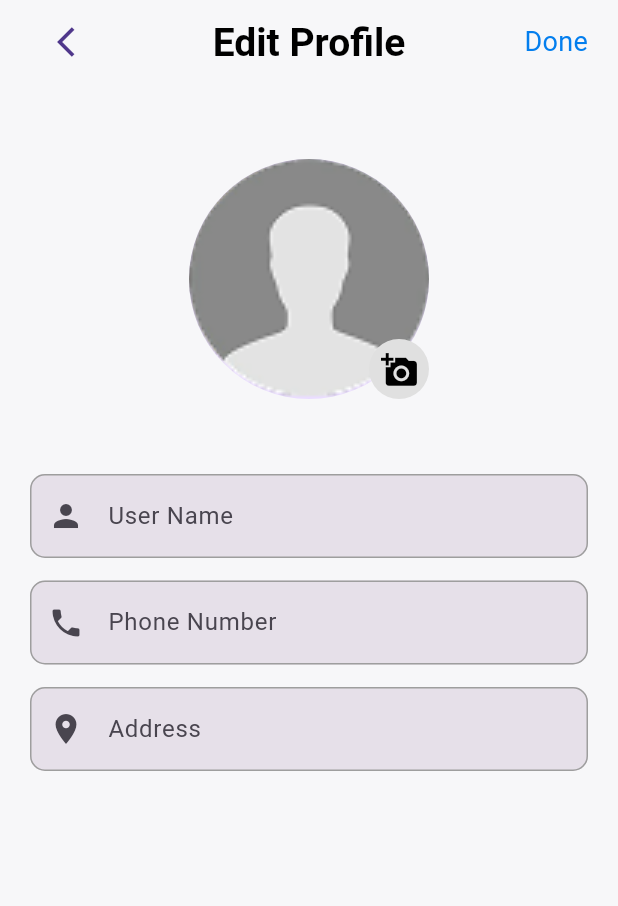
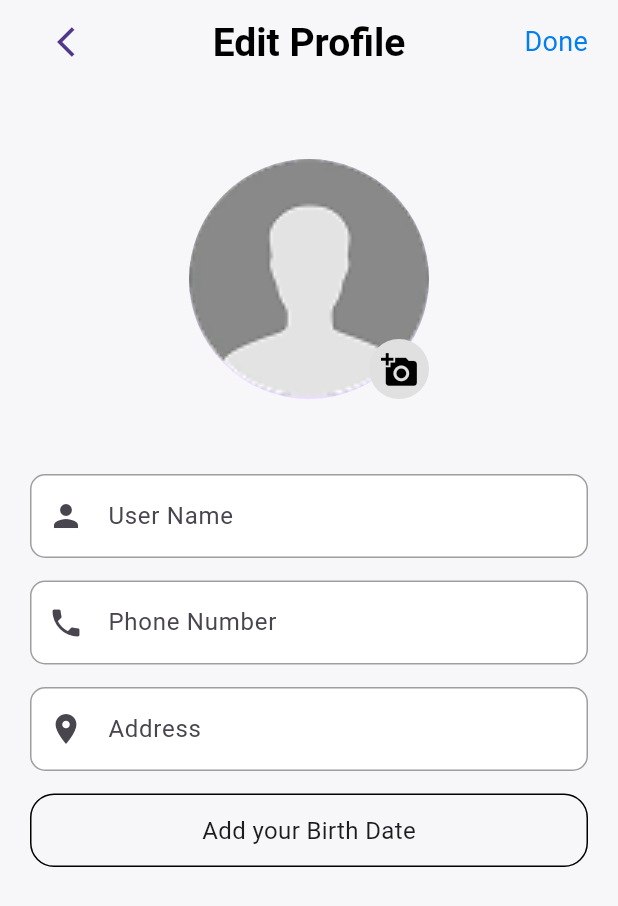
Before and after one commit to AbdelazizMohamed-GitHub/shop_sphere, a Flutter app: the EditProfileScreen screen opened directly, on a phone screen of 412 x 824 dp. Shown: the top 906 px of the screen. Run offline on Flutter 3.47's test engine with Material 3 defaults, Android fonts, the phone set to English and light mode, and no system bars; our stand-ins replace carousel_slider, dartz, firebase_auth, firebase_core, flutter_bloc, geocoding and 5 more; missing offline and left inert: flutter_paypal_payment; accounts and stored records are empty.

Commit message:
Enhance profile editing with add birthdate input

```diff
--- a/lib/core/widget/custom_text_form.dart
+++ b/lib/core/widget/custom_text_form.dart
@@ -30,11 +30,12 @@ class CustomTextForm extends StatelessWidget {
       controller: textController,
       decoration: InputDecoration(
           filled: true,
+          fillColor: Colors.white,
           errorBorder: border,
           focusedErrorBorder: border,
           disabledBorder: border,
           focusedBorder: OutlineInputBorder(
-              borderRadius: BorderRadius.circular(10),
+              borderRadius: BorderRadius.circular(12),
               borderSide: const BorderSide(color: AppColors.primaryColor)),
           enabledBorder: border,
           prefixIcon: Icon(pIcon),
@@ -46,4 +47,4 @@ class CustomTextForm extends StatelessWidget {
 
 var border = OutlineInputBorder(
     borderRadius: BorderRadius.circular(10),
-    borderSide:const BorderSide(color: Colors.grey));
+    borderSide: const BorderSide(color: Colors.grey));
--- /dev/null
+++ b/lib/features/auth/data/model/user_model.dart
@@ -0,0 +1,3 @@
+class UserModel {
+
+}
--- a/lib/features/auth/data/repo_impl/auth_repo_impl.dart
+++ b/lib/features/auth/data/repo_impl/auth_repo_impl.dart
@@ -18,6 +18,7 @@ class AuthRepoImpl extends AuthRepo {
       UserCredential userCredential = await _firebaseAuth
           .createUserWithEmailAndPassword(email: email, password: password);
       await userCredential.user?.sendEmailVerification();
+
       return Right(userCredential.user?.uid ?? "");
     } on FirebaseAuthException catch (e) {
       return Left(AuthFailure.fromCode(e.code));
--- a/lib/features/explor/presention/view/widget/Custom_advertise.dart
+++ b/lib/features/explor/presention/view/widget/Custom_advertise.dart
@@ -24,7 +24,7 @@ class CustomAdvertise extends StatelessWidget {
                       : AppColors.secondaryDarkColor,
                   borderRadius: BorderRadius.circular(10),
                 ),
-                child: Image.asset(AppImages.product, fit: BoxFit.fill),
+                child: Image.asset(ProductImages.adidas, fit: BoxFit.cover),
               ),
               Positioned(
                 width: 120,
--- a/lib/features/profile/presention/view/screen/edit_profile_screen.dart
+++ b/lib/features/profile/presention/view/screen/edit_profile_screen.dart
@@ -3,6 +3,7 @@ import 'package:shop_sphere/core/utils/app_color.dart';
 import 'package:shop_sphere/core/utils/app_styles.dart';
 import 'package:shop_sphere/core/widget/custom_back_button.dart';
 import 'package:shop_sphere/core/widget/custom_text_form.dart';
+import 'package:shop_sphere/features/profile/presention/view/widget/custom_add_data_birth.dart';
 import 'package:shop_sphere/features/profile/presention/view/widget/custom_add_photo.dart';
 
 class EditProfileScreen extends StatelessWidget {
@@ -24,36 +25,40 @@ class EditProfileScreen extends StatelessWidget {
           )
         ],
       ),
-      body: const Padding(
-        padding: EdgeInsets.symmetric(horizontal: 20),
+      body:  Padding(
+        padding: const EdgeInsets.symmetric(horizontal: 20),
         child: Column(
           crossAxisAlignment: CrossAxisAlignment.center,
           children: [
-            SizedBox(
+            const SizedBox(
               height: 50,
             ),
-            CustomAddPhoto(),
-            SizedBox(
+            const CustomAddPhoto(),
+            const SizedBox(
               height: 50,
             ),
-            CustomTextForm(
+            const CustomTextForm(
                 pIcon: Icons.person,
                 text: "User Name",
                 kType: TextInputType.text),
-            SizedBox(
+            const SizedBox(
               height: 15,
             ),
-            CustomTextForm(
+            const CustomTextForm(
                 pIcon: Icons.phone,
                 text: "Phone Number",
                 kType: TextInputType.text),
-            SizedBox(
+            const SizedBox(
               height: 15,
             ),
-            CustomTextForm(
+            const CustomTextForm(
                 pIcon: Icons.location_on,
                 text: "Address",
                 kType: TextInputType.text),
+            const SizedBox( height: 15,),
+            CustomAddBirthdate(onChanged: (DateTime date) {
+
+            }),
           ],
         ),
       ),
--- /dev/null
+++ b/lib/features/profile/presention/view/widget/custom_add_data_birth.dart
@@ -0,0 +1,50 @@
+import 'package:flutter/material.dart';
+import 'package:intl/intl.dart';
+import 'package:shop_sphere/core/utils/app_styles.dart';
+
+class CustomAddBirthdate extends StatefulWidget {
+  const CustomAddBirthdate({
+    super.key,
+    required this.onChanged,
+  });
+  final ValueChanged<DateTime> onChanged;
+  @override
+  State<CustomAddBirthdate> createState() => _CustomTimePickerState();
+}
+
+class _CustomTimePickerState extends State<CustomAddBirthdate> {
+  DateTime? data;
+
+  @override
+  Widget build(BuildContext context) {
+    return GestureDetector(
+      onTap: () async {
+        DateTime? newDate = await showDatePicker(
+            context: context,
+            initialDate: data,
+            firstDate: DateTime(1900),
+            lastDate: DateTime(2100));
+        if (newDate != null) {
+          setState(() {
+            data = newDate;
+            widget.onChanged(data ?? DateTime.now());
+          });
+        }
+      },
+      child: Container(
+        alignment: Alignment.center,
+        width: double.infinity,
+        padding: const EdgeInsets.all(12),
+        decoration: BoxDecoration(
+            border: Border.all(color: Colors.black),
+            borderRadius: BorderRadius.circular(16)),
+        child: Text(
+          data == null
+              ? "Add your Birth Date"
+              : DateFormat.yMMMEd().format(data ?? DateTime.now()),
+          style: AppStyles.text16Regular,
+        ),
+      ),
+    );
+  }
+}
--- a/lib/main.dart
+++ b/lib/main.dart
@@ -1,3 +1,4 @@
+import 'package:firebase_auth/firebase_auth.dart';
 import 'package:firebase_core/firebase_core.dart';
 import 'package:flutter/material.dart';
 import 'package:flutter_bloc/flutter_bloc.dart';
@@ -6,6 +7,7 @@ import 'package:shop_sphere/core/app_cubit/app_state.dart';
 
 import 'package:shop_sphere/core/utils/app_theme.dart';
 import 'package:shop_sphere/features/main/presention/view/screen/main_screen.dart';
+import 'package:shop_sphere/features/onboarding/presention/view/screen/get_started_screen.dart';
 
 import 'package:shop_sphere/firebase_options.dart';
 
@@ -35,7 +37,7 @@ class ShopSphere extends StatelessWidget {
                 : state is AppChangeThemeLight
                     ? AppTheme.lightTheme
                     : AppTheme.darkTheme,
-            home: const MainScreen(),
+            home: FirebaseAuth.instance.currentUser == null ? const GetStartedScreen() : const MainScreen(),
           );
         },
       ),
--- a/pubspec.yaml
+++ b/pubspec.yaml
@@ -43,6 +43,7 @@ dependencies:
   geocoding: ^3.0.0
   geolocator: ^13.0.2
   google_sign_in: ^6.2.2
+  intl: ^0.20.2
   readmore: ^3.0.0
   skeletonizer: ^1.4.3
   smooth_page_indicator: ^1.2.0+3
```
Also changed, not shown: pubspec.lock, 4 other files.
